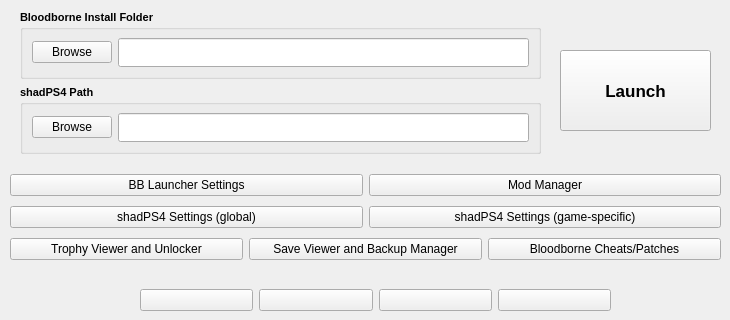
rainmakerv3/BB_Launcher, file modules/bblauncher.ui: the form before one commit; both pictures show x 0 to 730 and y 0 to 320 of the 730 by 696 pixel window.
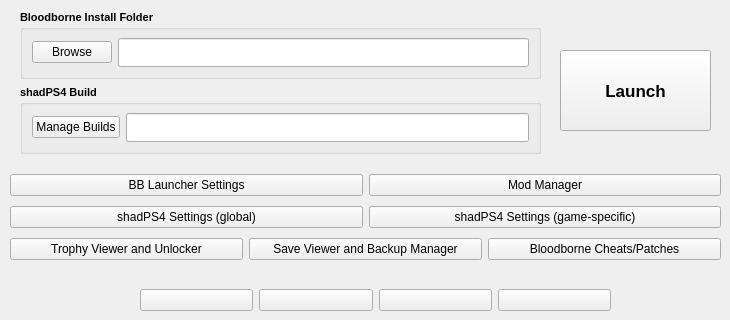
The form after the commit.

The edit to the form file:
```diff
--- a/modules/bblauncher.ui
+++ b/modules/bblauncher.ui
@@ -291,7 +291,7 @@
           </font>
          </property>
          <property name="title">
-          <string>shadPS4 Path</string>
+          <string>shadPS4 Build</string>
          </property>
          <layout class="QHBoxLayout" name="horizontalLayout_7">
           <item>
@@ -309,7 +309,7 @@
              </font>
             </property>
             <property name="text">
-             <string>Browse</string>
+             <string>Manage Builds</string>
             </property>
            </widget>
           </item>
```
